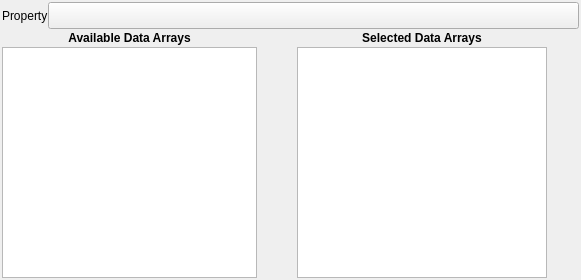
The window that Source/SVWidgetsLib/FilterParameterWidgets/UI_Files/MultiDataArraySelectionWidget.ui (BlueQuartzSoftware/SIMPL) describes before a commit, drawn with Qt 5.
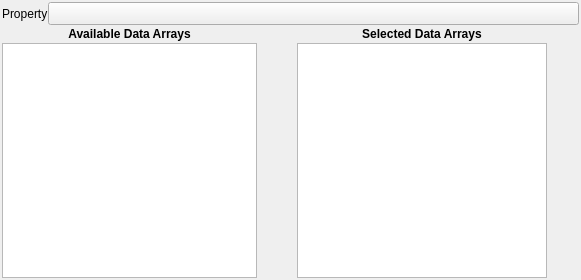
The same window after the commit. Icons and pictures are not drawn.

Commit message: Using QToolButtons instead of QPushButtons for certain filter parameter widgets, so that the arrow is on the right side.  QToolButton is the class you're supposed to use for a button that has a connected menu.

```diff
--- a/Source/SVWidgetsLib/FilterParameterWidgets/UI_Files/MultiDataArraySelectionWidget.ui
+++ b/Source/SVWidgetsLib/FilterParameterWidgets/UI_Files/MultiDataArraySelectionWidget.ui
@@ -314,38 +314,21 @@
       </widget>
      </item>
      <item>
-      <widget class="QPushButton" name="m_SelectedAttributeMatrixPath">
+      <widget class="QToolButton" name="m_SelectedAttributeMatrixPath">
        <property name="sizePolicy">
         <sizepolicy hsizetype="Expanding" vsizetype="Fixed">
          <horstretch>0</horstretch>
          <verstretch>0</verstretch>
         </sizepolicy>
        </property>
-       <property name="maximumSize">
-        <size>
-         <width>16777215</width>
-         <height>16777215</height>
-        </size>
-       </property>
-       <property name="font">
-        <font>
-         <pointsize>12</pointsize>
-        </font>
-       </property>
        <property name="text">
         <string notr="true"/>
        </property>
-       <property name="iconSize">
-        <size>
-         <width>2</width>
-         <height>2</height>
-        </size>
+       <property name="popupMode">
+        <enum>QToolButton::InstantPopup</enum>
        </property>
-       <property name="shortcut">
-        <string>Ctrl+S</string>
-       </property>
-       <property name="flat">
-        <bool>false</bool>
+       <property name="toolButtonStyle">
+        <enum>Qt::ToolButtonTextBesideIcon</enum>
        </property>
       </widget>
      </item>
```
Left out of the diff: 2 changed lines with no effect on the pictures. The commit also changes 9 other files.
